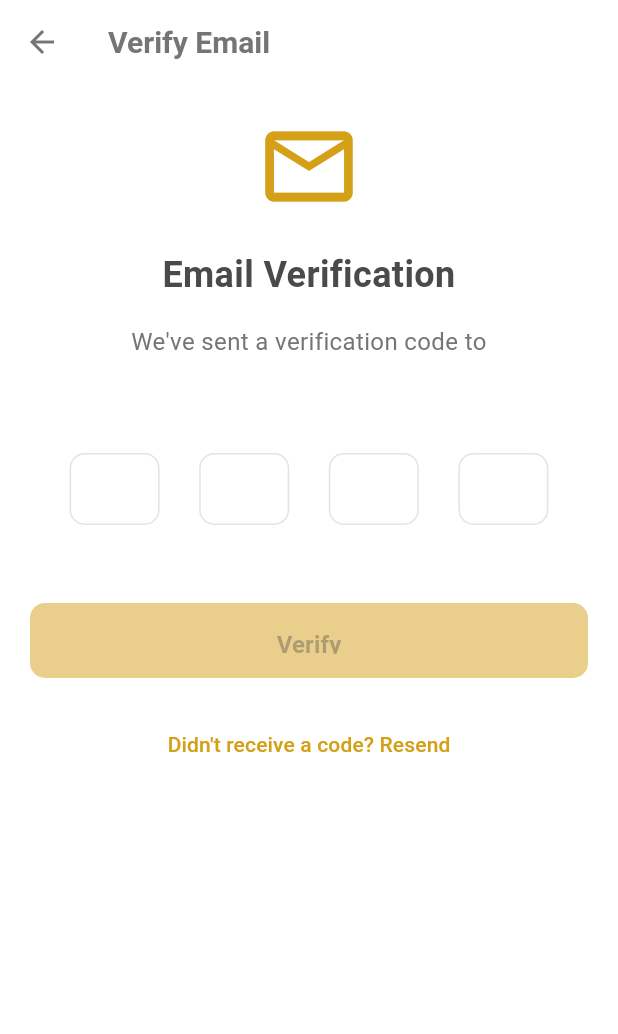
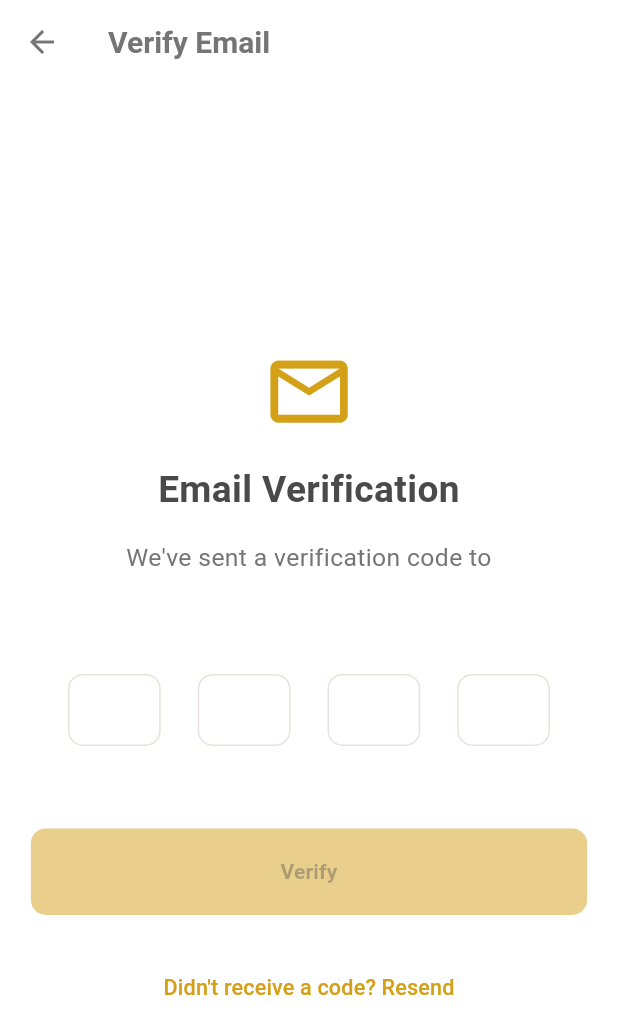
Before and after one commit to Temsegn/Wisdom-Walk-App, a Flutter app: the OtpScreen screen opened by its route, on a phone screen of 412 x 824 dp. Shown: the top 1034 px of the screen. Run offline on Flutter 3.47's test engine with Material 3 defaults, Android fonts, the phone set to English and light mode, and no system bars; drawn by our look-alikes of auto_size_text; our stand-ins replace file_picker, go_router, image_picker, shared_preferences, socket_io_client, video_player; missing offline and left inert: universal_html; accounts and stored records are empty; Roboto replaces fonts that are missing (Lora, Playfair Display).

Commit message:
the responsiveness of different screen done

```diff
--- a/Frontend/wisdomwalk/lib/views/login/otp-screen.dart
+++ b/Frontend/wisdomwalk/lib/views/login/otp-screen.dart
@@ -4,6 +4,7 @@ import 'package:go_router/go_router.dart';
 import 'package:provider/provider.dart';
 import 'package:wisdomwalk/providers/auth_provider.dart';
 import 'package:wisdomwalk/widgets/loading_overlay.dart';
+import 'package:auto_size_text/auto_size_text.dart';
 
 class OtpScreen extends StatefulWidget {
   final String email;
@@ -39,7 +40,6 @@ class _OtpScreenState extends State<OtpScreen> {
     final success = await authProvider.verifyOtp(email: widget.email, otp: otp);
 
     if (success && mounted) {
-    // ✅ Go to login after successful OTP
       context.go('/login');
     } else if (mounted && authProvider.error != null) {
       ScaffoldMessenger.of(context).showSnackBar(
@@ -75,6 +75,8 @@ class _OtpScreenState extends State<OtpScreen> {
   @override
   Widget build(BuildContext context) {
     final authProvider = Provider.of<AuthProvider>(context);
+    final screenHeight = MediaQuery.of(context).size.height;
+    final screenWidth = MediaQuery.of(context).size.width;
 
     return LoadingOverlay(
       isLoading: authProvider.isLoading,
@@ -93,65 +95,79 @@ class _OtpScreenState extends State<OtpScreen> {
           ),
         ),
         body: SafeArea(
-          child: Padding(
-            padding: const EdgeInsets.all(20.0),
+          child: LayoutBuilder(
+            builder: (context, constraints) {
+              return SingleChildScrollView(
+                padding: EdgeInsets.symmetric(
+                  horizontal: constraints.maxWidth * 0.05, // 5% of screen width
+                  vertical: screenHeight * 0.02, // 2% of screen height
+                ),
+                child: ConstrainedBox(
+                  constraints: BoxConstraints(minHeight: constraints.maxHeight),
                   child: Column(
+                    mainAxisAlignment: MainAxisAlignment.center,
                     crossAxisAlignment: CrossAxisAlignment.center,
                     children: [
-                const Icon(
+                      Icon(
                         Icons.email_outlined,
-                  size: 70,
-                  color: Color(0xFFD4A017),
+                        size: screenWidth * 0.15, // Responsive icon size
+                        color: const Color(0xFFD4A017),
                       ),
-                const SizedBox(height: 20),
-                const Text(
+                      SizedBox(height: screenHeight * 0.02),
+                      Text(
                         'Email Verification',
                         style: TextStyle(
-                    fontSize: 24,
+                          fontSize: screenWidth * 0.06,
                           fontWeight: FontWeight.bold,
-                    color: Color(0xFF4A4A4A),
+                          color: const Color(0xFF4A4A4A),
                           fontFamily: 'Playfair Display',
                         ),
                         textAlign: TextAlign.center,
                       ),
-                const SizedBox(height: 16),
+                      SizedBox(height: screenHeight * 0.02),
                       Text(
                         'We\'ve sent a verification code to\n${widget.email}',
-                  style: const TextStyle(
-                    fontSize: 16,
-                    color: Color(0xFF757575),
+                        style: TextStyle(
+                          fontSize: screenWidth * 0.04,
+                          color: const Color(0xFF757575),
                         ),
                         textAlign: TextAlign.center,
                       ),
-                const SizedBox(height: 40),
-                _buildOtpFields(),
-                const SizedBox(height: 40),
-                _buildVerifyButton(),
-                const SizedBox(height: 20),
-                _buildResendCode(),
+                      SizedBox(height: screenHeight * 0.05),
+                      _buildOtpFields(screenWidth),
+                      SizedBox(height: screenHeight * 0.05),
+                      _buildVerifyButton(screenWidth),
+                      SizedBox(height: screenHeight * 0.03),
+                      _buildResendCode(screenWidth),
                     ],
                   ),
+                ),
+              );
+            },
           ),
         ),
       ),
     );
   }
 
-  Widget _buildOtpFields() {
+  Widget _buildOtpFields(double screenWidth) {
     return Row(
       mainAxisAlignment: MainAxisAlignment.spaceEvenly,
       children: List.generate(
         4,
         (index) => SizedBox(
-          width: 60,
-          height: 60,
+          width: screenWidth * 0.15,
+          height: screenWidth * 0.15,
           child: TextField(
             controller: _controllers[index],
             focusNode: _focusNodes[index],
             keyboardType: TextInputType.number,
             textAlign: TextAlign.center,
             maxLength: 1,
-            style: const TextStyle(fontSize: 24, fontWeight: FontWeight.bold),
+            style: TextStyle(
+              fontSize: screenWidth * 0.06,
+              fontWeight: FontWeight.bold,
+            ),
             decoration: InputDecoration(
               counterText: '',
               contentPadding: EdgeInsets.zero,
@@ -174,6 +190,8 @@ class _OtpScreenState extends State<OtpScreen> {
             onChanged: (value) {
               if (value.isNotEmpty && index < 3) {
                 _focusNodes[index + 1].requestFocus();
+              } else if (value.isEmpty && index > 0) {
+                _focusNodes[index - 1].requestFocus();
               }
               setState(() {});
             },
@@ -183,10 +201,10 @@ class _OtpScreenState extends State<OtpScreen> {
     );
   }
 
-  Widget _buildVerifyButton() {
+  Widget _buildVerifyButton(double screenWidth) {
     return SizedBox(
       width: double.infinity,
-      height: 50,
+      height: screenWidth * 0.14, // Increased height for better text fit
       child: ElevatedButton(
         onPressed: _isAllFieldsFilled() ? _verifyOtp : null,
         style: ElevatedButton.styleFrom(
@@ -197,21 +215,33 @@ class _OtpScreenState extends State<OtpScreen> {
           ),
           elevation: 0,
           disabledBackgroundColor: const Color(0xFFD4A017).withOpacity(0.5),
+          padding: EdgeInsets.symmetric(
+            horizontal: screenWidth * 0.05, // Responsive padding
+            vertical: screenWidth * 0.03,
           ),
-        child: const Text(
+        ),
+        child: AutoSizeText(
           'Verify',
-          style: TextStyle(fontSize: 16, fontWeight: FontWeight.bold),
+          style: const TextStyle(fontWeight: FontWeight.bold),
+          maxLines: 1,
+          minFontSize: 12,
+          maxFontSize: 16,
+          textAlign: TextAlign.center,
+          overflow: TextOverflow.visible,
         ),
       ),
     );
   }
 
-  Widget _buildResendCode() {
+  Widget _buildResendCode(double screenWidth) {
     return TextButton(
       onPressed: _resendOtp,
-      child: const Text(
+      child: Text(
         'Didn\'t receive a code? Resend',
-        style: TextStyle(color: Color(0xFFD4A017), fontSize: 14),
+        style: TextStyle(
+          color: const Color(0xFFD4A017),
+          fontSize: screenWidth * 0.035,
+        ),
       ),
     );
   }
--- a/Frontend/wisdomwalk/lib/views/login/welcome_screen.dart
+++ b/Frontend/wisdomwalk/lib/views/login/welcome_screen.dart
@@ -96,7 +96,7 @@ class WelcomeScreen extends StatelessWidget {
             ),
             child: const Text(
               'Create an Account',
-              style: TextStyle(fontSize: 16, fontWeight: FontWeight.bold),
+              style: TextStyle(fontSize: 13, fontWeight: FontWeight.bold),
             ),
           ),
         ),
@@ -116,7 +116,7 @@ class WelcomeScreen extends StatelessWidget {
             ),
             child: const Text(
               'Log In',
-              style: TextStyle(fontSize: 16, color: Color(0xFFD4A017)),
+              style: TextStyle(fontSize: 13, color: Color(0xFFD4A017)),
             ),
           ),
         ),
--- a/Frontend/wisdomwalk/pubspec.yaml
+++ b/Frontend/wisdomwalk/pubspec.yaml
@@ -49,6 +49,7 @@ dependencies:
   universal_html: ^2.2.4
   url_launcher: ^6.3.1
   socket_io_client: ^3.1.2
+  auto_size_text: ^3.0.0
 
 dev_dependencies:
   flutter_test:
```
Also changed, not shown: Frontend/wisdomwalk/lib/views/dashboared/dashboard_screen.dart (+58 -30 lines), Frontend/wisdomwalk/pubspec.lock, 1 other file. Lines whose indentation alone changed are shown as unchanged.
